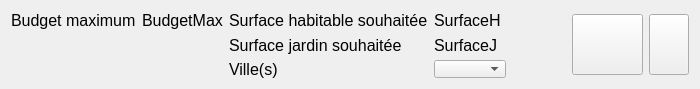
This is src/Qt/AgenceImmobiliere/widgetsouhait.ui in Ovan33/Immobilier as Qt 5 draws it before an edit. The edited form follows.
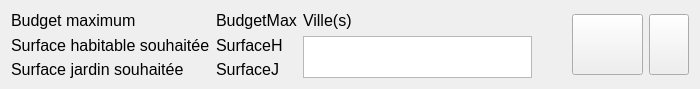
This is the edited form. Icons and pictures are not drawn.

Commit message: Modifications : 	-ui widgetSouhait pour l'affichage des villes 	-dialogAccueil pour l'affichage la creation du nouveau souhait, ou l'affichage d'un souhait existant

```diff
--- a/src/Qt/AgenceImmobiliere/widgetsouhait.ui
+++ b/src/Qt/AgenceImmobiliere/widgetsouhait.ui
@@ -28,19 +28,6 @@
   <layout class="QHBoxLayout" name="horizontalLayout_2">
    <item>
     <layout class="QGridLayout" name="gridLayout">
-     <item row="1" column="2">
-      <widget class="QLabel" name="label_EtiquetteSurfaceJardinSouhaitee">
-       <property name="font">
-        <font>
-         <family>Liberation Sans</family>
-         <pointsize>12</pointsize>
-        </font>
-       </property>
-       <property name="text">
-        <string>Surface jardin souhaitée</string>
-       </property>
-      </widget>
-     </item>
      <item row="0" column="1">
       <widget class="QLabel" name="label_BudgetMax">
        <property name="font">
@@ -54,19 +41,6 @@
        </property>
       </widget>
      </item>
-     <item row="0" column="3">
-      <widget class="QLabel" name="label_SurfaceHabitableSouhaitee">
-       <property name="font">
-        <font>
-         <family>Liberation Sans</family>
-         <pointsize>12</pointsize>
-        </font>
-       </property>
-       <property name="text">
-        <string>SurfaceH</string>
-       </property>
-      </widget>
-     </item>
      <item row="0" column="0">
       <widget class="QLabel" name="label_EtiquetteBudgetMax">
        <property name="font">
@@ -80,7 +54,46 @@
        </property>
       </widget>
      </item>
-     <item row="1" column="3">
+     <item row="1" column="0">
+      <widget class="QLabel" name="label_EtiquetteSurfaceHabitableSouhaitee">
+       <property name="font">
+        <font>
+         <family>Liberation Sans</family>
+         <pointsize>12</pointsize>
+        </font>
+       </property>
+       <property name="text">
+        <string>Surface habitable souhaitée</string>
+       </property>
+      </widget>
+     </item>
+     <item row="1" column="1">
+      <widget class="QLabel" name="label_SurfaceHabitableSouhaitee">
+       <property name="font">
+        <font>
+         <family>Liberation Sans</family>
+         <pointsize>12</pointsize>
+        </font>
+       </property>
+       <property name="text">
+        <string>SurfaceH</string>
+       </property>
+      </widget>
+     </item>
+     <item row="2" column="0">
+      <widget class="QLabel" name="label_EtiquetteSurfaceJardinSouhaitee">
+       <property name="font">
+        <font>
+         <family>Liberation Sans</family>
+         <pointsize>12</pointsize>
+        </font>
+       </property>
+       <property name="text">
+        <string>Surface jardin souhaitée</string>
+       </property>
+      </widget>
+     </item>
+     <item row="2" column="1">
       <widget class="QLabel" name="label_SurfaceJardinSouhaitee">
        <property name="font">
         <font>
@@ -94,19 +107,6 @@
       </widget>
      </item>
      <item row="0" column="2">
-      <widget class="QLabel" name="label_EtiquetteSurfaceHabitableSouhaitee">
-       <property name="font">
-        <font>
-         <family>Liberation Sans</family>
-         <pointsize>12</pointsize>
-        </font>
-       </property>
-       <property name="text">
-        <string>Surface habitable souhaitée</string>
-       </property>
-      </widget>
-     </item>
-     <item row="2" column="2">
       <widget class="QLabel" name="label_EtiquetteVille">
        <property name="font">
         <font>
@@ -119,8 +119,8 @@
        </property>
       </widget>
      </item>
-     <item row="2" column="3">
-      <widget class="QComboBox" name="comboBox_Villes"/>
+     <item row="1" column="2" rowspan="2">
+      <widget class="QTextEdit" name="textEdit_Villes"/>
      </item>
     </layout>
    </item>
```
The commit also changes 9 other files.
